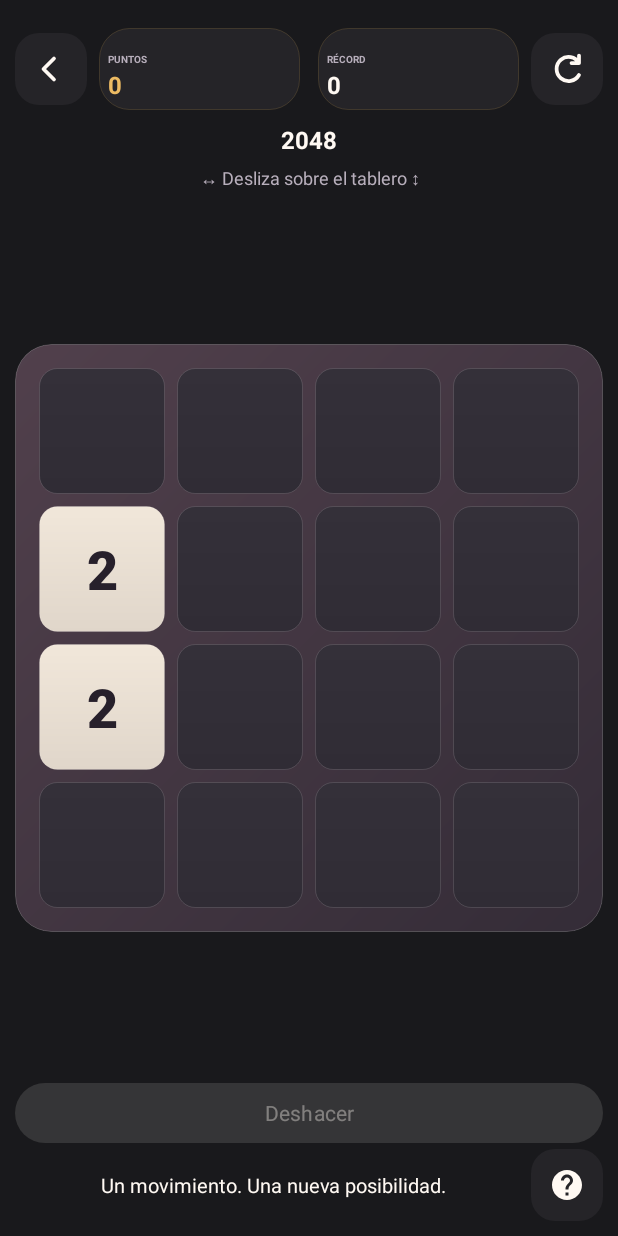
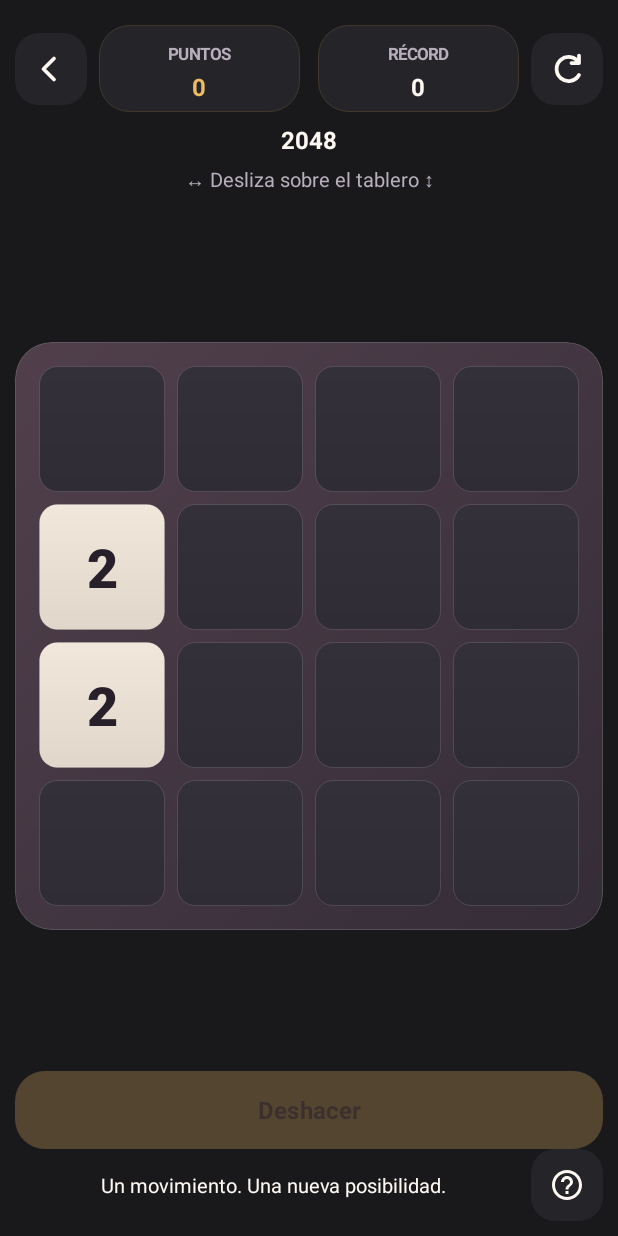
Before and after one commit to Eduarcito/Arcadia, an Android app: the Juego2048Activity screen opened directly, with no data from a screen before it, on a phone screen of 412 x 824 dp. Run offline under Robolectric (Android 15) with nearby library versions, the phone set to English and light mode, and no system bars.

Commit message:
refactor: share arcade action button styling

```diff
--- /dev/null
+++ b/app/src/main/java/com/example/arcadia/compartido/ui/BotonAccionArcade.kt
@@ -0,0 +1,29 @@
+package com.example.arcadia.compartido.ui
+
+import android.content.Context
+import android.content.res.ColorStateList
+import android.graphics.Color
+import androidx.core.graphics.ColorUtils
+import com.google.android.material.button.MaterialButton
+
+/**
+ * Botón de acción principal con el acento del juego, en el estilo del **Comprobar**
+ * de KenKen: relleno redondeado, texto en contraste según la luminancia del acento.
+ */
+fun botonAccionArcade(contexto: Context, acento: Int): MaterialButton {
+    val densidad = contexto.resources.displayMetrics.density
+    val tinta = if (ColorUtils.calculateLuminance(acento) > 0.45) Color.rgb(40, 30, 46) else Color.WHITE
+    val estados = arrayOf(intArrayOf(-android.R.attr.state_enabled), intArrayOf())
+    return MaterialButton(contexto).apply {
+        layoutParams = android.widget.FrameLayout.LayoutParams(-1, -2)
+        backgroundTintList = ColorStateList(estados, intArrayOf(ColorUtils.setAlphaComponent(acento, 70), acento))
+        setTextColor(ColorStateList(estados, intArrayOf(ColorUtils.setAlphaComponent(tinta, 130), tinta)))
+        iconTint = ColorStateList(estados, intArrayOf(ColorUtils.setAlphaComponent(tinta, 130), tinta))
+        cornerRadius = (20 * densidad).toInt()
+        minHeight = (52 * densidad).toInt()
+        insetTop = 0; insetBottom = 0
+        isAllCaps = false
+        textSize = 16f
+        setTypeface(typeface, android.graphics.Typeface.BOLD)
+    }
+}
--- a/app/src/main/java/com/example/arcadia/compartido/ui/IndicadoresJuegoView.kt
+++ b/app/src/main/java/com/example/arcadia/compartido/ui/IndicadoresJuegoView.kt
@@ -50,6 +50,13 @@ class IndicadoresJuegoView @JvmOverloads constructor(
         binding.statRight.text = formato(derecha)
     }
 
+    init {
+        listOf(binding.statLeft, binding.statRight).forEach {
+            it.gravity = android.view.Gravity.CENTER
+            it.setLineSpacing(0f, 1.15f)
+        }
+    }
+
     fun describirDerecha(texto: String) {
         binding.statRight.contentDescription = texto
     }
@@ -66,7 +73,7 @@ class IndicadoresJuegoView @JvmOverloads constructor(
         return SpannableString(texto).apply {
             val fin = texto.indexOf('\n')
             if (fin > 0) {
-                setSpan(RelativeSizeSpan(.43f), 0, fin, Spanned.SPAN_EXCLUSIVE_EXCLUSIVE)
+                setSpan(RelativeSizeSpan(.7f), 0, fin, Spanned.SPAN_EXCLUSIVE_EXCLUSIVE)
                 setSpan(
                     ForegroundColorSpan(context.getColor(R.color.arcade_muted)),
                     0, fin, Spanned.SPAN_EXCLUSIVE_EXCLUSIVE
--- a/app/src/main/java/com/example/arcadia/juegos/juego2048/Juego2048Activity.kt
+++ b/app/src/main/java/com/example/arcadia/juegos/juego2048/Juego2048Activity.kt
@@ -20,7 +20,7 @@ class Juego2048Activity : PartidaArcadeActivity() {
     override fun onCreate(savedInstanceState: Bundle?) {
         super.onCreate(savedInstanceState)
         preparar(ActivityJuego2048Binding.inflate(layoutInflater).root)
-        botonDeshacer = com.google.android.material.button.MaterialButton(this).apply {
+        botonDeshacer = com.example.arcadia.compartido.ui.botonAccionArcade(this, getColor(R.color.acento_2048)).apply {
             setText(R.string.arcade_deshacer)
             setOnClickListener {
                 if (modelo.deshacer()) { modelo.guardar(guardado); mostrar() }
--- a/app/src/main/java/com/example/arcadia/juegos/petdoku/PetdokuActivity.kt
+++ b/app/src/main/java/com/example/arcadia/juegos/petdoku/PetdokuActivity.kt
@@ -27,7 +27,7 @@ class PetdokuActivity : PartidaArcadeActivity() {
         super.onCreate(savedInstanceState)
         preparar(ActivityPetdokuBinding.inflate(layoutInflater).root);modelo.cargar(guardado)
         reglasVisuales = ReglasVisualesPetdokuView(this)
-        val botonNivel = com.google.android.material.button.MaterialButton(this).apply {
+        val botonNivel = com.example.arcadia.compartido.ui.botonAccionArcade(this, getColor(R.color.acento_petdoku)).apply {
             setText(R.string.arcade_pet_next)
             setOnClickListener { mostrarSelectorNivel() }
         }
--- a/app/src/main/java/com/example/arcadia/juegos/snake/SnakeActivity.kt
+++ b/app/src/main/java/com/example/arcadia/juegos/snake/SnakeActivity.kt
@@ -33,7 +33,7 @@ class SnakeActivity : PartidaArcadeActivity() {
         super.onCreate(savedInstanceState)
         preparar(ActivitySnakeBinding.inflate(layoutInflater).root)
         if (!pasoAPaso) {
-            botonPausa = com.google.android.material.button.MaterialButton(this).apply {
+            botonPausa = com.example.arcadia.compartido.ui.botonAccionArcade(this, getColor(R.color.acento_snake)).apply {
                 textoPausa()
                 setOnClickListener { alternarPausa() }
             }
--- a/app/src/main/res/drawable/ic_ayuda.xml
+++ b/app/src/main/res/drawable/ic_ayuda.xml
@@ -1,3 +1,3 @@
 <vector xmlns:android="http://schemas.android.com/apk/res/android" android:width="24dp" android:height="24dp" android:viewportWidth="24" android:viewportHeight="24">
-    <path android:fillColor="@color/arcade_ink" android:pathData="M12,2C6.48,2 2,6.48 2,12s4.48,10 10,10 10,-4.48 10,-10S17.52,2 12,2zM13,19h-2v-2h2v2zM15.07,11.25l-0.9,0.92C13.45,12.9 13,13.5 13,15h-2v-0.5c0,-1.1 0.45,-2.1 1.17,-2.83l1.24,-1.26c0.37,-0.36 0.59,-0.86 0.59,-1.41 0,-1.1-0.9,-2-2,-2s-2,0.9-2,2H8c0,-2.21 1.79,-4 4,-4s4,1.79 4,4c0,0.88-0.36,1.68-0.93,2.25z"/>
+    <path android:fillColor="@color/arcade_ink" android:pathData="M11,18h2v-2h-2v2zM12,2C6.48,2 2,6.48 2,12s4.48,10 10,10 10,-4.48 10,-10S17.52,2 12,2zM12,20c-4.41,0 -8,-3.59 -8,-8s3.59,-8 8,-8 8,3.59 8,8 -3.59,8 -8,8zM12,6c-2.21,0 -4,1.79 -4,4h2c0,-1.1 0.9,-2 2,-2s2,0.9 2,2c0,2 -3,1.75 -3,5h2c0,-2.25 3,-2.5 3,-5 0,-2.21 -1.79,-4 -4,-4z"/>
 </vector>
--- a/app/src/main/res/layout/activity_main.xml
+++ b/app/src/main/res/layout/activity_main.xml
@@ -6,9 +6,9 @@
     app:layout_constraintStart_toStartOf="parent" app:layout_constraintEnd_toEndOf="parent"
     app:layout_constraintTop_toTopOf="parent" app:layout_constraintBottom_toBottomOf="parent">
     <LinearLayout android:layout_width="match_parent" android:layout_height="76dp" android:paddingHorizontal="16dp" android:gravity="center_vertical">
-        <Space android:layout_width="48dp" android:layout_height="48dp"/>
+        <androidx.appcompat.widget.AppCompatImageButton android:id="@+id/settings" android:layout_width="48dp" android:layout_height="48dp" android:padding="12dp" android:background="@drawable/arcade_icon_button" android:src="@drawable/ic_ajustes" android:contentDescription="@string/arcade_settings"/>
         <TextView android:id="@+id/brand" android:layout_width="0dp" android:layout_height="wrap_content" android:layout_weight="1" android:text="@string/arcade_brand" android:textColor="@color/arcade_ink" android:textSize="25sp" android:textStyle="bold" android:letterSpacing="0.09" android:gravity="center"/>
-        <androidx.appcompat.widget.AppCompatImageButton android:id="@+id/settings" android:layout_width="48dp" android:layout_height="48dp" android:padding="12dp" android:background="@drawable/arcade_icon_button" android:src="@drawable/ic_ajustes" android:contentDescription="@string/arcade_settings"/>
+        <ImageView android:layout_width="44dp" android:layout_height="44dp" android:layout_marginEnd="2dp" android:src="@mipmap/ic_arcadia" android:importantForAccessibility="no"/>
     </LinearLayout>
     <ScrollView android:layout_width="match_parent" android:layout_height="0dp" android:layout_weight="1" android:fillViewport="true">
         <androidx.constraintlayout.widget.ConstraintLayout android:layout_width="match_parent" android:layout_height="wrap_content">
--- a/app/src/main/res/layout/contenido_partida_compacta.xml
+++ b/app/src/main/res/layout/contenido_partida_compacta.xml
@@ -11,7 +11,7 @@
     </LinearLayout>
     <TextView android:id="@+id/nombre" android:layout_width="0dp" android:layout_height="wrap_content" android:gravity="center" android:textSize="16sp" android:textStyle="bold" android:textColor="@color/arcade_ink"
         app:layout_constraintTop_toBottomOf="@id/cabecera" app:layout_constraintStart_toStartOf="parent" app:layout_constraintEnd_toEndOf="parent" />
-    <TextView android:id="@+id/gesto" android:layout_width="0dp" android:layout_height="wrap_content" android:paddingVertical="6dp" android:gravity="center" android:textSize="12sp" android:textColor="@color/arcade_muted"
+    <TextView android:id="@+id/gesto" android:layout_width="0dp" android:layout_height="wrap_content" android:paddingVertical="6dp" android:gravity="center" android:textSize="13sp" android:textColor="@color/arcade_muted"
         app:layout_constraintTop_toBottomOf="@id/nombre" app:layout_constraintStart_toStartOf="parent" app:layout_constraintEnd_toEndOf="parent" />
     <FrameLayout android:id="@+id/previsualizacion" android:layout_width="0dp" android:layout_height="wrap_content"
         app:layout_constraintTop_toBottomOf="@id/gesto" app:layout_constraintStart_toStartOf="parent" app:layout_constraintEnd_toEndOf="parent" />
```
Also changed, not shown: 1 other file.
